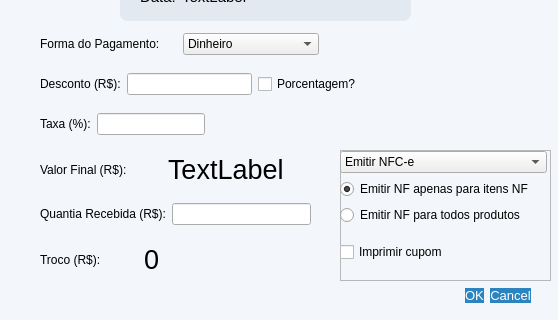
This is src/pagamento.ui in rayansl0302/MercadoPro as Qt 5 draws it before an edit; both pictures show x 0 to 558 and y 180 to 500 of the 558 by 500 pixel window. The edited form follows.
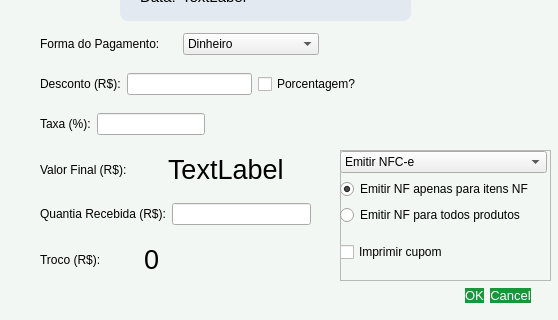
This is the edited form. Icons and pictures are not drawn. Custom widgets are drawn as their Qt base class.

The edit to the form file:
```diff
--- a/src/pagamento.ui
+++ b/src/pagamento.ui
@@ -31,11 +31,11 @@
   <property name="styleSheet">
    <string notr="true">
 #pagamento {
-  background-color: #f3f6fa;
-  background-color: #f3f6fa;
+  background-color: #F2F7F4;
+  background-color: #F2F7F4;
 }
 QPushButton {
-  background-color: rgb(43, 132, 191);
+  background-color: rgb(23, 150, 58);
   color: rgb(255, 255, 255);
   font-size: 13px;
   border-radius: 10px;
```
Left out of the diff: 4 changed lines with no effect on the pictures.
